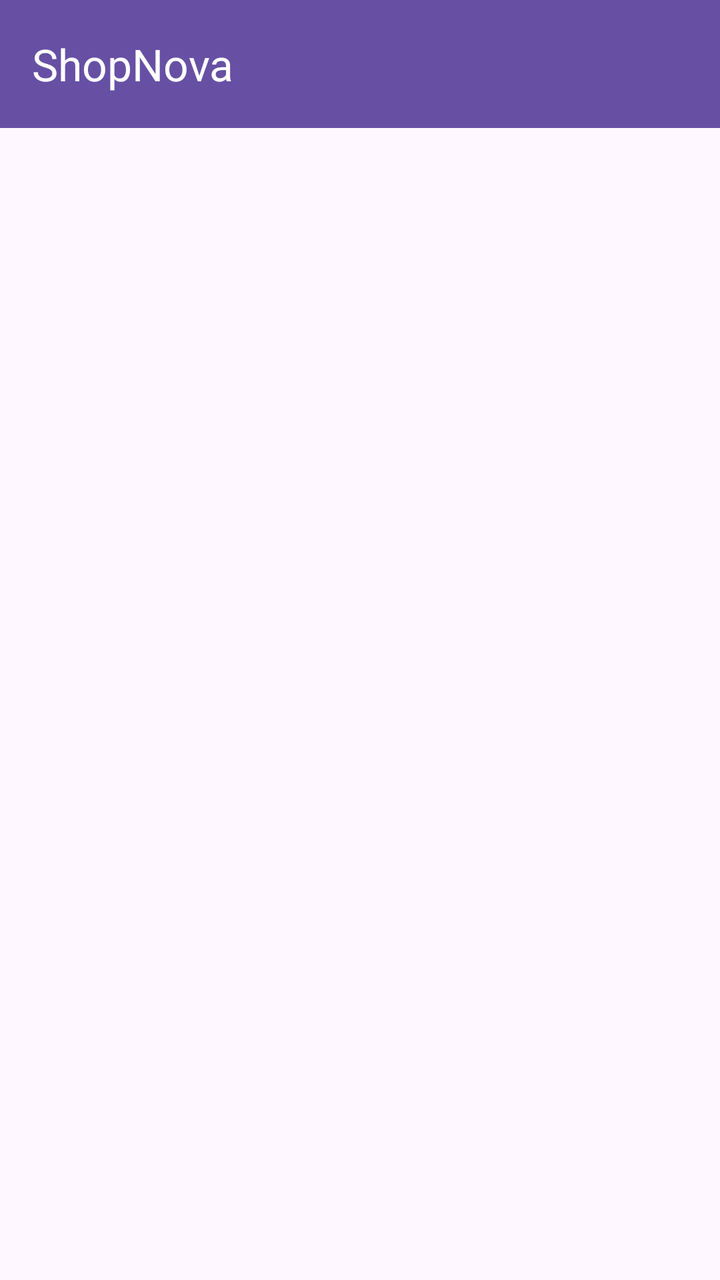
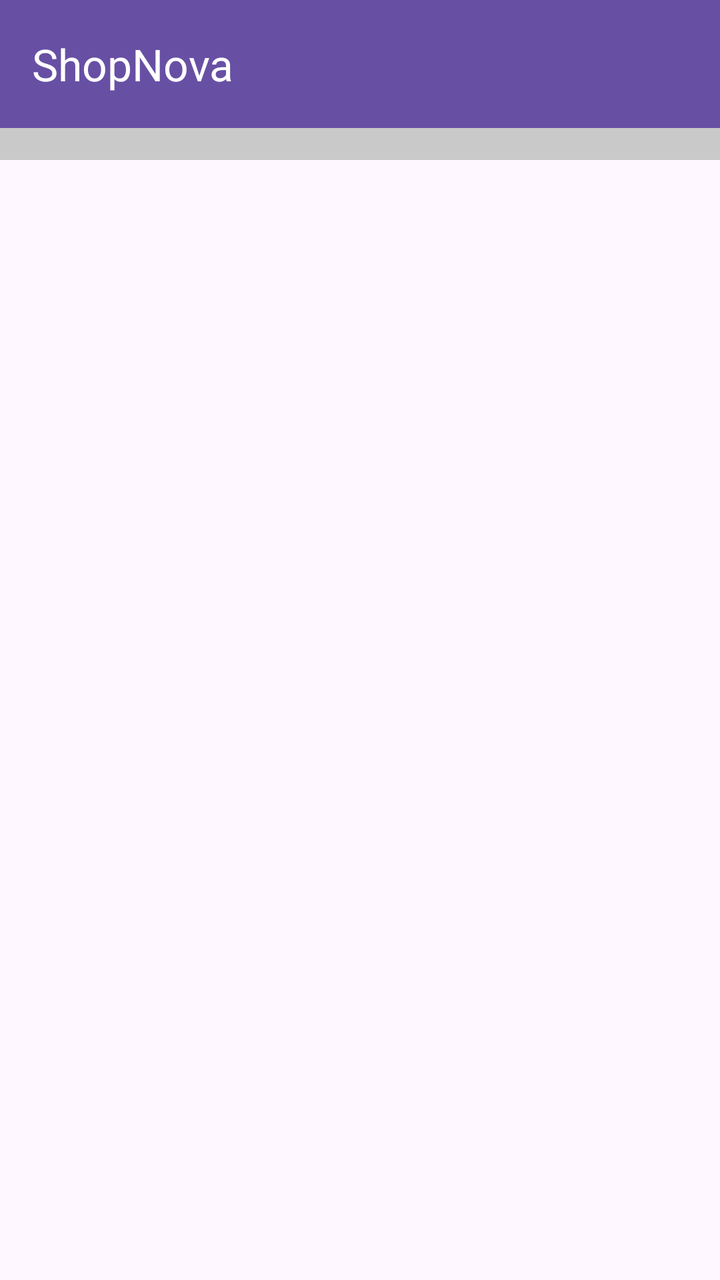

An Android layout rendered at two revisions. The XML below is the earlier revision; the diff shows what the commit changed to produce the second picture.
<!-- AndroidManifest.xml: application theme Theme.ShopNova -->
<!-- res/layout/activity_category_rv.xml -->
<?xml version="1.0" encoding="utf-8"?>
<androidx.constraintlayout.widget.ConstraintLayout
    xmlns:android="http://schemas.android.com/apk/res/android"
    xmlns:app="http://schemas.android.com/apk/res-auto"

    android:layout_width="match_parent"
    android:layout_height="match_parent">

    <androidx.appcompat.widget.Toolbar
        android:id="@+id/toolbar"
        android:layout_width="match_parent"
        android:layout_height="wrap_content"
        android:background="?attr/colorPrimary"
        app:layout_constraintEnd_toEndOf="parent"
        app:layout_constraintStart_toStartOf="parent"
        app:layout_constraintTop_toTopOf="parent"
        app:title="@string/app_name"
        app:titleTextColor="@android:color/white" />

    <ProgressBar android:id="@+id/pb"
        android:layout_width="wrap_content"
        android:layout_height="wrap_content"
        app:layout_constraintStart_toStartOf="parent"
        app:layout_constraintEnd_toEndOf="parent"
        app:layout_constraintBottom_toBottomOf="parent"
        app:layout_constraintTop_toTopOf="parent"
        android:visibility="gone" />


    <androidx.recyclerview.widget.RecyclerView
        android:id="@+id/rv_category"
        android:layout_width="0dp"
        android:layout_height="wrap_content"
        android:padding="8dp"
        android:clipToPadding="false"
        android:scrollbars="horizontal"
        app:layout_constraintEnd_toEndOf="parent"
        app:layout_constraintStart_toStartOf="parent"
        app:layout_constraintTop_toBottomOf="@id/toolbar"
        android:orientation="horizontal"

     />

    <androidx.recyclerview.widget.RecyclerView
        android:id="@+id/rv_Product"
        android:layout_width="0dp"
        android:layout_height="wrap_content"
        android:padding="8dp"
        android:clipToPadding="false"
        android:scrollbars="horizontal"
        app:layout_constraintEnd_toEndOf="parent"
        app:layout_constraintStart_toStartOf="parent"
        app:layout_constraintTop_toBottomOf="@id/rv_category"
        android:orientation="horizontal"

        />
</androidx.constraintlayout.widget.ConstraintLayout>
<!-- resources referenced by this layout -->
<resources>
  <string name="app_name">ShopNova</string>
  <style name="Theme.ShopNova" parent="Base.Theme.ShopNova" />
  <style name="Base.Theme.ShopNova" parent="Theme.Material3.DayNight.NoActionBar">
          
          
      </style>
</resources>

<!-- the commit's change to res/layout/activity_category_rv.xml (unified diff, before → after) -->
@@ -38,6 +38,7 @@
         app:layout_constraintStart_toStartOf="parent"
         app:layout_constraintTop_toBottomOf="@id/toolbar"
         android:orientation="horizontal"
+        android:background="#C9C9C9"
 
      />
 
